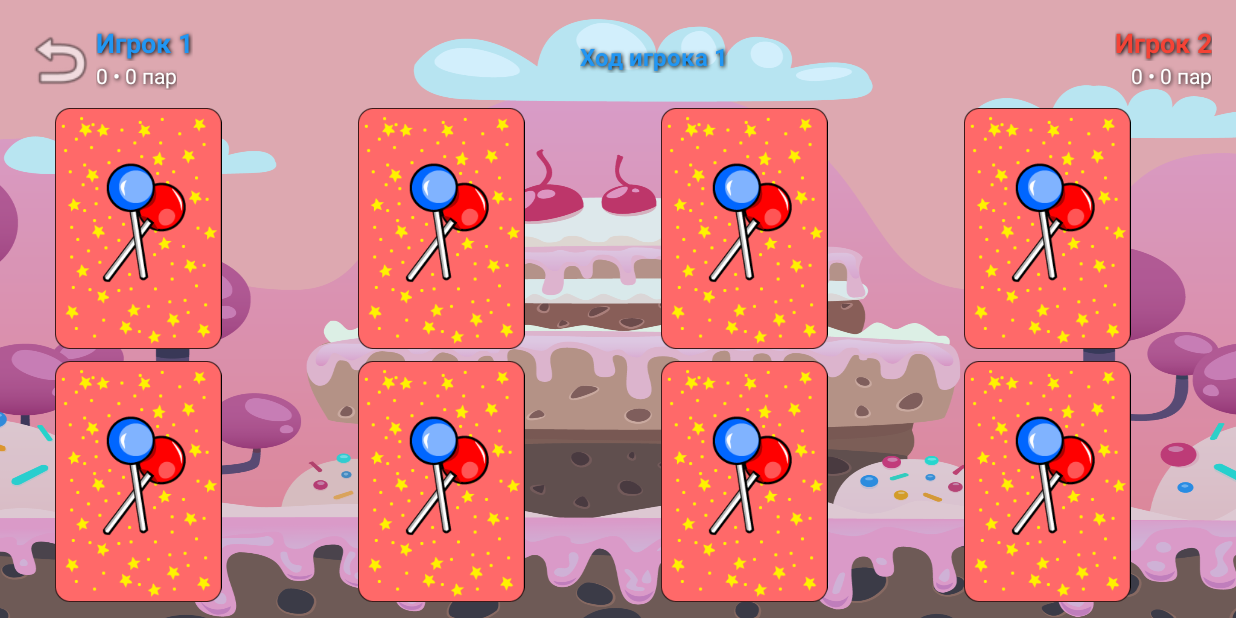
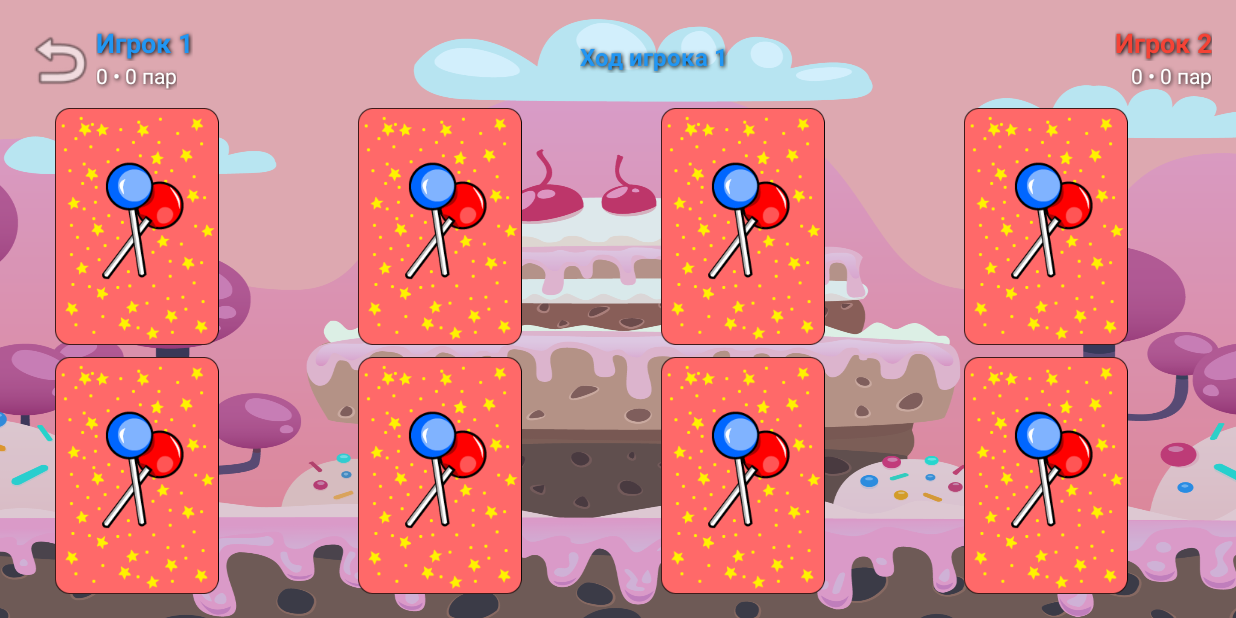
Before and after one commit to BeloeColeno/MemoryGame, an Android app: the CoopGameActivity screen opened directly, with no data from a screen before it, on a phone screen of 824 x 412 dp (held sideways). Run offline under Robolectric (Android 15) with nearby library versions, the phone set to English and light mode, and no system bars.

Commit message:
Fix card size calculation by accounting for item padding
ROOT CAUSE FOUND through full algorithm analysis:
- CoopGameActivity was using gap=2dp (4px)
- But item_card.xml has padding=4dp (8px per side)
- This creates effective gap of 8dp (16px) between cards
- Algorithm calculated cards too large, causing overflow

Solution:
- Calculate effectiveGap = cardPadding * 2 = 8dp (16px)
- Use effectiveGap in calculateOptimalColumns
- Pass effectiveGap to CardsAdapter
- Add detailed logging for debugging

Result comparison (level 2, 12 cards):
- Before: cardSize=482px → overflow and bounce
- After: cardSize=474px → should fit perfectly

Cards now match between single and coop modes!

```diff
--- a/app/src/main/java/com/petrov/memory/ui/game/CoopGameActivity.kt
+++ b/app/src/main/java/com/petrov/memory/ui/game/CoopGameActivity.kt
@@ -90,19 +90,21 @@ class CoopGameActivity : AppCompatActivity() {
         // Учитываем только margin RecyclerView из layout (8dp * 2 = 16dp)
         val layoutMargin = (density * 16).toInt()
 
-        // Резервируем место для верхней компактной панели (меньше чем раньше)
-        val topReserved = (density * 64).toInt()  // Уменьшено с 72dp до 64dp
+        // Резервируем место для верхней компактной панели
+        val topReserved = (density * 64).toInt()
 
-        // Минимальный зазор между карточками (отступы идут из padding в item_card.xml)
-        val minGap = (density * 2).toInt()
+        // ВАЖНО: padding в item_card.xml = 4dp, это создает 8dp зазор между карточками
+        // Нужно учесть это при расчете: gap должен включать padding!
+        val cardPadding = (density * 4).toInt()  // 4dp padding с каждой стороны
+        val effectiveGap = cardPadding * 2  // 8dp эффективный зазор между карточками
 
         // Доступное пространство = экран - отступы layout - резерв сверху
         val availableWidth = screenWidth - layoutMargin
         val availableHeight = screenHeight - topReserved - (density * 8).toInt() // 8dp снизу
 
-        android.util.Log.d("CoopGameActivity", "Screen: ${screenWidth}x${screenHeight}, Available: ${availableWidth}x${availableHeight}, gap=$minGap")
+        android.util.Log.d("CoopGameActivity", "Screen: ${screenWidth}x${screenHeight}, Available: ${availableWidth}x${availableHeight}, effectiveGap=$effectiveGap, cardPadding=$cardPadding")
 
-        val optimalColumns = calculateOptimalColumns(cards.size, availableWidth, availableHeight, minGap)
+        val optimalColumns = calculateOptimalColumns(cards.size, availableWidth, availableHeight, effectiveGap)
 
         cardsWithPlaceholders = addPlaceholdersForSymmetry(cards, optimalColumns).toMutableList()
 
@@ -119,7 +121,7 @@ class CoopGameActivity : AppCompatActivity() {
             )
         }
 
-        adapter = CardsAdapter(cardsWithPlaceholders, availableWidth, availableHeight, minGap, optimalColumns) { position ->
+        adapter = CardsAdapter(cardsWithPlaceholders, availableWidth, availableHeight, effectiveGap, optimalColumns) { position ->
             val card = cardsWithPlaceholders[position]
             onCardClicked(card)
         }
```
